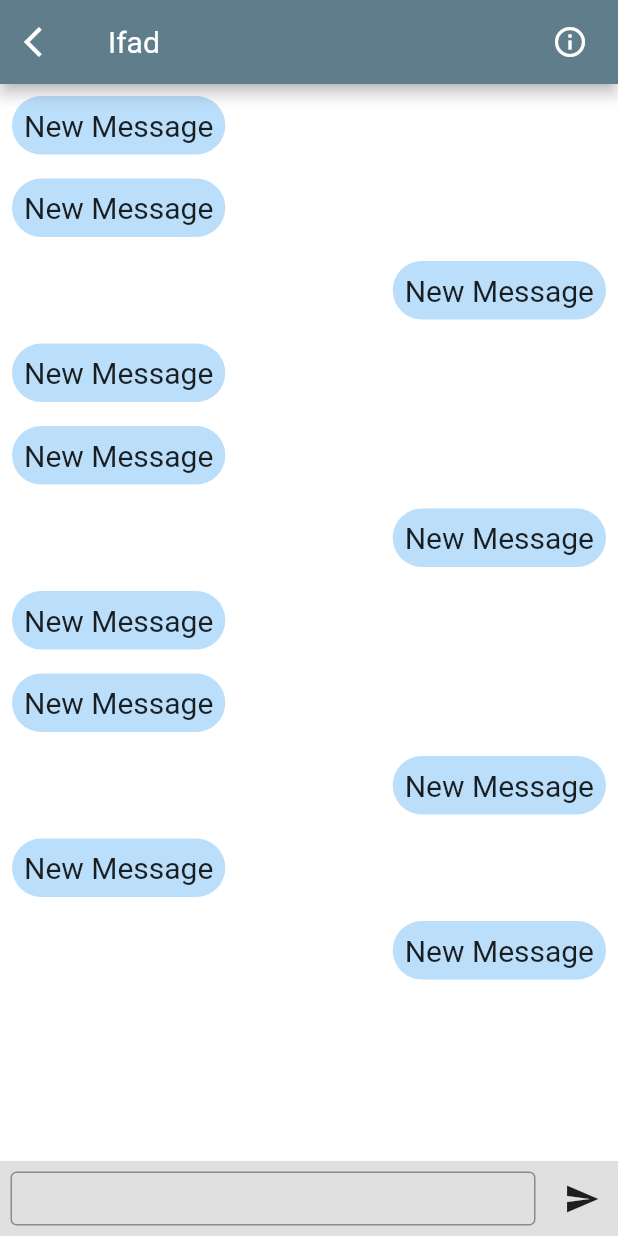
After one commit to peyalrhmn/Family-App, a Flutter app: the MyHome screen opened directly, on a phone screen of 412 x 824 dp. The commit adds this screen. Run offline on Flutter 3.47's test engine with Material 2 defaults, Android fonts, the phone set to English and light mode, and no system bars; our stand-ins replace cloud_firestore, firebase_auth, firebase_core, firebase_storage, flutter_speed_dial, fluttertoast and 4 more; missing offline and left inert: fab_circular_menu, flutter_phone_direct_caller; accounts and stored records are empty.

Commit message:
kamrans fixes for hot realod

```diff
--- /dev/null
+++ b/familyappver1/lib/Screens/Chat/chat.dart
@@ -0,0 +1,15 @@
+import 'package:flutter/material.dart';
+
+import 'myhome.dart';
+
+class Chat extends StatelessWidget {
+  const Chat({ Key? key }) : super(key: key);
+
+  @override
+  Widget build(BuildContext context) {
+    return MaterialApp(
+      debugShowCheckedModeBanner: false,
+      home: MyHome(),
+    );
+  }
+}
--- /dev/null
+++ b/familyappver1/lib/Screens/Chat/myhome.dart
@@ -0,0 +1,198 @@
+import 'package:flutter/material.dart';
+
+class MyHome extends StatelessWidget {
+  const MyHome({ Key? key }) : super(key: key);
+
+  @override
+  Widget build(BuildContext context) {
+    return Scaffold(
+      appBar: AppBar(
+        backgroundColor: Colors.blueGrey,
+        title: Text('Ifad'),
+        leading: Icon(Icons.arrow_back_ios),
+        actions: [
+          Icon(Icons.info_outline),
+          SizedBox(
+            width: 20,
+          ),
+        ],
+      ),
+      body: Column(
+        crossAxisAlignment: CrossAxisAlignment.start,
+        children: [
+          Expanded(child: SingleChildScrollView(
+            child: Column(
+              crossAxisAlignment: CrossAxisAlignment.start,
+              children: [
+                Container(
+                  padding: EdgeInsets.all(8),
+                  margin: EdgeInsets.all(8),
+                  child: Text('New Message',
+                  style: TextStyle(
+                    fontSize: 20,
+                  ),),
+                  decoration: BoxDecoration(
+                    color: Colors.blue.shade100,
+                    borderRadius: BorderRadius.circular(20),
+                    ),
+                ),
+                Container(
+                  padding: EdgeInsets.all(8),
+                  margin: EdgeInsets.all(8),
+                  child: Text('New Message',
+                  style: TextStyle(
+                    fontSize: 20,
+                  ),),
+                  decoration: BoxDecoration(
+                    color: Colors.blue.shade100,
+                    borderRadius: BorderRadius.circular(20),
+                    ),
+                ),
+                Align(
+                  alignment: Alignment.centerRight,
+                  child: Container(
+                  padding: EdgeInsets.all(8),
+                  margin: EdgeInsets.all(8),
+                  child: Text('New Message',
+                  style: TextStyle(
+                    fontSize: 20,
+                  ),),
+                  decoration: BoxDecoration(
+                    color: Colors.blue.shade100,
+                    borderRadius: BorderRadius.circular(20),
+                    ),
+                ),
+                ),
+                Container(
+                  padding: EdgeInsets.all(8),
+                  margin: EdgeInsets.all(8),
+                  child: Text('New Message',
+                  style: TextStyle(
+                    fontSize: 20,
+                  ),),
+                  decoration: BoxDecoration(
+                    color: Colors.blue.shade100,
+                    borderRadius: BorderRadius.circular(20),
+                    ),
+                ),
+                Container(
+                  padding: EdgeInsets.all(8),
+                  margin: EdgeInsets.all(8),
+                  child: Text('New Message',
+                  style: TextStyle(
+                    fontSize: 20,
+                  ),),
+                  decoration: BoxDecoration(
+                    color: Colors.blue.shade100,
+                    borderRadius: BorderRadius.circular(20),
+                    ),
+                ),
+                Align(
+                  alignment: Alignment.centerRight,
+                  child: Container(
+                  padding: EdgeInsets.all(8),
+                  margin: EdgeInsets.all(8),
+                  child: Text('New Message',
+                  style: TextStyle(
+                    fontSize: 20,
+                  ),),
+                  decoration: BoxDecoration(
+                    color: Colors.blue.shade100,
+                    borderRadius: BorderRadius.circular(20),
+                    ),
+                ),
+                ),
+                Container(
+                  padding: EdgeInsets.all(8),
+                  margin: EdgeInsets.all(8),
+                  child: Text('New Message',
+                  style: TextStyle(
+                    fontSize: 20,
+                  ),),
+                  decoration: BoxDecoration(
+                    color: Colors.blue.shade100,
+                    borderRadius: BorderRadius.circular(20),
+                    ),
+                ),
+                Container(
+                  padding: EdgeInsets.all(8),
+                  margin: EdgeInsets.all(8),
+                  child: Text('New Message',
+                  style: TextStyle(
+                    fontSize: 20,
+                  ),),
+                  decoration: BoxDecoration(
+                    color: Colors.blue.shade100,
+                    borderRadius: BorderRadius.circular(20),
+                    ),
+                ),
+                Align(
+                  alignment: Alignment.centerRight,
+                  child: Container(
+                  padding: EdgeInsets.all(8),
+                  margin: EdgeInsets.all(8),
+                  child: Text('New Message',
+                  style: TextStyle(
+                    fontSize: 20,
+                  ),),
+                  decoration: BoxDecoration(
+                    color: Colors.blue.shade100,
+                    borderRadius: BorderRadius.circular(20),
+                    ),
+                ),
+                ),
+                Container(
+                  padding: EdgeInsets.all(8),
+                  margin: EdgeInsets.all(8),
+                  child: Text('New Message',
+                  style: TextStyle(
+                    fontSize: 20,
+                  ),),
+                  decoration: BoxDecoration(
+                    color: Colors.blue.shade100,
+                    borderRadius: BorderRadius.circular(20),
+                    ),
+                ),
+                Align(
+                  alignment: Alignment.centerRight,
+                  child: Container(
+                  padding: EdgeInsets.all(8),
+                  margin: EdgeInsets.all(8),
+                  child: Text('New Message',
+                  style: TextStyle(
+                    fontSize: 20,
+                  ),),
+                  decoration: BoxDecoration(
+                    color: Colors.blue.shade100,
+                    borderRadius: BorderRadius.circular(20),
+                    ),
+                ),
+                ),
+              ],
+            ),
+          ),
+          ),
+          Container(
+            height: 50,
+            color: Colors.grey.shade300,
+            child: Row(
+              children: [
+                Expanded(
+                child: Container(
+                  margin: EdgeInsets.all(7),
+                  child: TextField(
+                    decoration: InputDecoration(
+                      border: OutlineInputBorder(),
+                    ),
+                  ),
+                ),
+                ),
+                  IconButton(icon: Icon(Icons.send), onPressed: () {},),
+              ],
+            ),
+          ),
+        ],
+      ),
+    );
+  }
+}
--- a/familyappver1/lib/Screens/LandingPage/parts/body.dart
+++ b/familyappver1/lib/Screens/LandingPage/parts/body.dart
@@ -1,45 +1,3 @@
-// import 'package:flutter/material.dart';
-//
-// class Body extends StatelessWidget {
-//   @override
-//   Widget build(BuildContext context) {
-//     return Scaffold(
-//       backgroundColor: const Color(0xFFfdc7aa),
-//       body: Column(
-//         children: <Widget>[
-//           Container(
-//             padding: const EdgeInsets.fromLTRB(20.0, 70.0, 20.0, 0.0),
-//             margin: const EdgeInsets.all(10.0),
-//             child: ShaderMask(
-//               blendMode: BlendMode.srcIn,
-//               shaderCallback: (rect) => const LinearGradient(
-//                 begin: Alignment.topLeft,
-//                 end: Alignment.bottomRight,
-//                 colors: [Colors.red, Colors.deepOrangeAccent],
-//               ).createShader(rect),
-//               child: Text('FamilyApp',
-//               style: TextStyle(
-//               fontFamily: 'Libre Baskerville',
-//               fontWeight: FontWeight.bold,
-//               fontSize: 55.0,
-//               foreground: Paint()
-//                   ..style = PaintingStyle.fill
-//                   ..color = Colors.black
-//                   ..strokeWidth = 3.0
-//             ),
-//             ),
-//           ),
-//           ),
-//           Container(
-//             padding: const EdgeInsets.fromLTRB(20.0, 0, 20.0, 10.0),
-//             margin: const EdgeInsets.all(10.0),
-//             child: Image.asset('assets/images/welcomeimage.png'),
-//           ),
-//         ],
-//       ),
-//     );
-//   }
-// }
 import 'package:cloud_firestore/cloud_firestore.dart';
 import 'package:familyappver1/Authentication/authentication_services.dart';
 import 'package:familyappver1/Screens/AlertPage/main.dart';
@@ -95,7 +53,7 @@ class _LandingPageState extends State<LandingPage> {
                   style: TextStyle(
                       fontFamily: 'Libre Baskerville',
                       fontWeight: FontWeight.bold,
-                      fontSize: 50.0,
+                      fontSize: 45.0,
                       foreground: Paint()
                         ..style = PaintingStyle.fill
                         ..color = Colors.black
@@ -388,7 +346,7 @@ class _LandingPageState extends State<LandingPage> {
           .get()
           .then((ds) {
 
-
+        setState(() {});
         myEmail = ds.data()!['Full Name'];
 
 
--- a/familyappver1/lib/Screens/MiscFiles/resetpassword.dart
+++ b/familyappver1/lib/Screens/MiscFiles/resetpassword.dart
@@ -1,3 +1,4 @@
+import 'package:familyappver1/Screens/SignInPage/mainsigninpage.dart';
 import 'package:flutter/material.dart';
 import 'package:firebase_auth/firebase_auth.dart';
 
@@ -11,6 +12,8 @@ class ResetPasswordMainFunc extends StatelessWidget {
 }
 
 class ResetPassBody extends StatelessWidget {
+
+  TextEditingController controller = TextEditingController();
   String email = '';
 
   @override
@@ -46,34 +49,29 @@ class ResetPassBody extends StatelessWidget {
                       fontWeight: FontWeight.normal,
                       fontSize: 15.0,
                       color: Colors.grey,
-
                     ),
                   ),
                 ),
 
-                Container(
-                  padding: const EdgeInsets.fromLTRB(0, 30, 0, 0),
-                  height: 70.0,
-                  child: Material(
-                    borderRadius: BorderRadius.circular(20.0),
-                    shadowColor: Colors.deepOrangeAccent,
-                    color: Colors.blueGrey[400],
-                    elevation: 5.0,
-                    child: GestureDetector(
-                      onTap: () {
+                SizedBox(
+                  height: 50,
+                ),
 
+                ElevatedButton(
+                  onPressed: () async  {
+                    await FirebaseAuth.instance
+                        .sendPasswordResetEmail(email: controller.text)
+                        .then((value) =>{
+                      Navigator.push(context,
+                          MaterialPageRoute(builder: (context)=>WelcomeSignInPage()))
+                    });
                   },
-                      child: const Center(
-                        child: Text(
-                          'Reset Password!',
+                  child: Text("Reset Password",
                     style: TextStyle(
                       color: Colors.white70,
                       fontFamily: 'Roboto',
                       fontWeight: FontWeight.bold,
                       fontSize: 17.0,
-                          ),
-                        ),
-                      ),
                     ),
                   ),
                 ),
--- a/familyappver1/lib/Screens/MyProfilePage/parts/seeinfo.dart
+++ b/familyappver1/lib/Screens/MyProfilePage/parts/seeinfo.dart
@@ -42,13 +42,13 @@ class InfoView extends State<Info>{
 
 
 
+
   @override
   Widget build(BuildContext context) {
     return Scaffold(
       backgroundColor: const Color(0xfffeccc1),
       body: Stack(
         children: <Widget>[
-
           FutureBuilder(
             future: _fetch(),
             builder: (context, snapshot) {
@@ -67,6 +67,7 @@ class InfoView extends State<Info>{
                 child: Image.asset('assets/images/myprofile.png'),
               ),
               _infoCell(title: "My FamApp Profile", value: ""),
+
               const SizedBox(
                 height: 20,
               ),
@@ -192,6 +193,8 @@ class InfoView extends State<Info>{
           .get()
           .then((ds) {
 
+        setState(() {});
+
 
         myEmail = ds.data()!['email'];
 
@@ -250,6 +253,4 @@ class InfoView extends State<Info>{
       ],
     );
   }
-
-
 }
--- a/familyappver1/lib/Screens/WelcomePage/parts/body.dart
+++ b/familyappver1/lib/Screens/WelcomePage/parts/body.dart
@@ -25,7 +25,7 @@ class Body extends StatelessWidget {
               style: TextStyle(
               fontFamily: 'Libre Baskerville',
               fontWeight: FontWeight.bold,
-              fontSize: 50.0,
+              fontSize: 45.0,
               foreground: Paint()
                   ..style = PaintingStyle.fill
                   ..color = Colors.black
```
Lines whose indentation alone changed are shown as unchanged.
